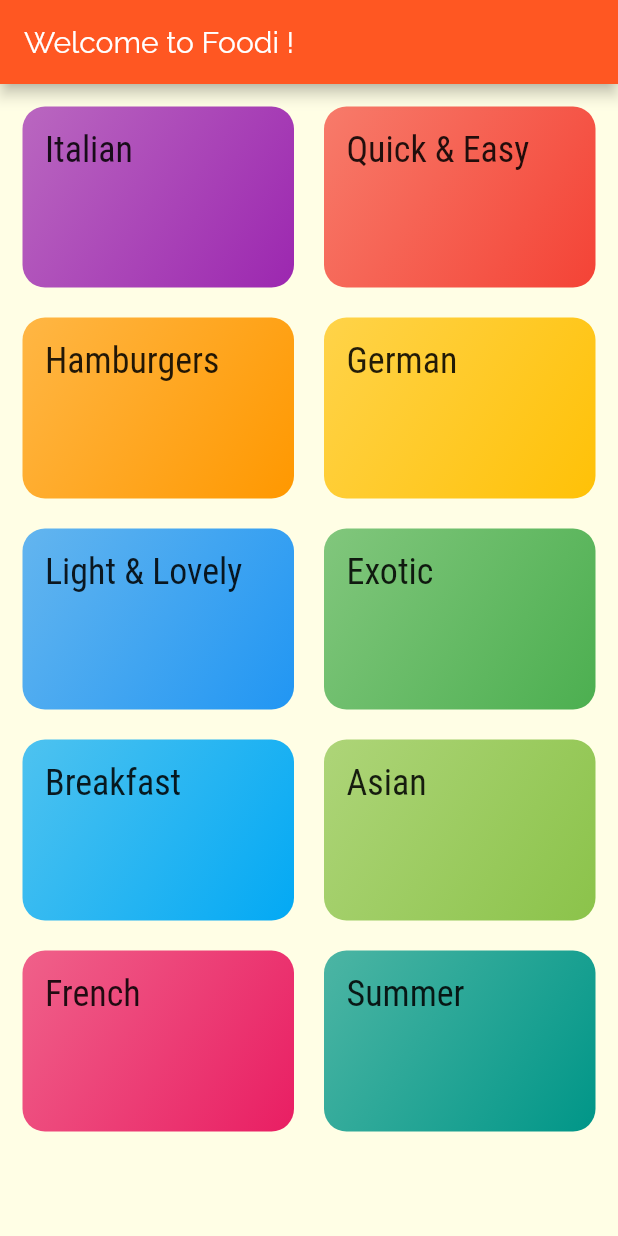
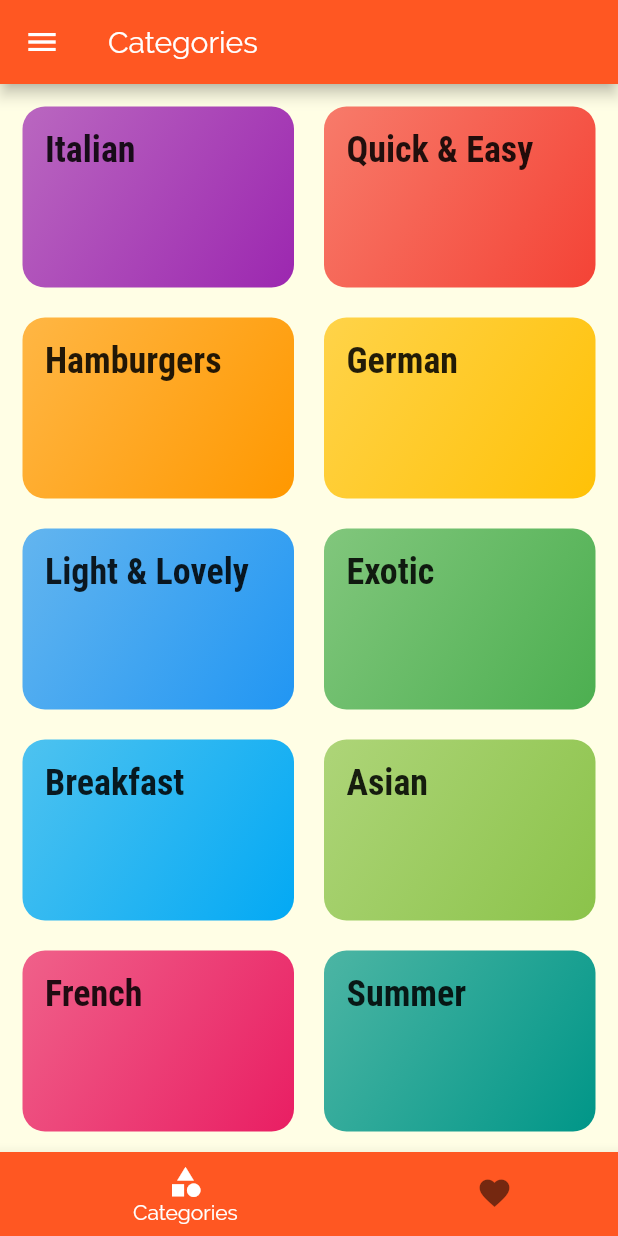
Before and after one commit to lighttt/FoodiApp, a Flutter app: the screen it shows after launch, on a phone screen of 412 x 824 dp. Run offline on Flutter 3.47's test engine with Material 2 defaults, Android fonts, the phone set to English and light mode, and no system bars.

Commit message:
Made meal detail screen and navigation with bottom bar, tab bar, drawer

```diff
--- a/lib/main.dart
+++ b/lib/main.dart
@@ -1,7 +1,10 @@
 import 'package:flutter/material.dart';
+import 'package:foodi_app/screens/bottom_bar_screen.dart';
 import 'package:foodi_app/screens/category_meal_screen.dart';
 import 'package:foodi_app/screens/category_overview_screen.dart';
+import 'package:foodi_app/screens/filter_screen.dart';
 import 'package:foodi_app/screens/meal_details_screen.dart';
+import 'package:foodi_app/screens/tab_view_screen.dart';
 
 void main() => runApp(MyApp());
 
@@ -22,13 +25,18 @@ class MyApp extends StatelessWidget {
               body2: TextStyle(
                 color: Color.fromRGBO(20, 51, 51, 1),
               ),
-              title: TextStyle(fontSize: 24, fontFamily: 'Roboto'),
+              title: TextStyle(
+                  fontSize: 24,
+                  fontFamily: 'Roboto',
+                  fontWeight: FontWeight.bold),
             ),
       ),
-      home: CategoryOverviewScreen(),
+      home: BottomBarScreen(),
       routes: {
         CategoryMealScreen.routeName: (ctx) => CategoryMealScreen(),
         MealDetailScreen.routeName: (ctx) => MealDetailScreen(),
+        BottomBarScreen.routeName: (ctx) => BottomBarScreen(),
+        FilterScreen.routeName: (ctx) => FilterScreen(),
       },
       onUnknownRoute: (settings) {
         return MaterialPageRoute(builder: (ctx) => CategoryOverviewScreen());
--- /dev/null
+++ b/lib/screens/bottom_bar_screen.dart
@@ -0,0 +1,58 @@
+import 'package:flutter/material.dart';
+import 'package:foodi_app/screens/category_overview_screen.dart';
+import 'package:foodi_app/screens/favourites_screen.dart';
+import 'package:foodi_app/widgets/main_drawer.dart';
+
+class BottomBarScreen extends StatefulWidget {
+  static const String routeName = '/bottom_bar_screen';
+
+  @override
+  _BottomBarScreenState createState() => _BottomBarScreenState();
+}
+
+class _BottomBarScreenState extends State<BottomBarScreen> {
+  final List<Map<String, Object>> _pages = [
+    {'page': CategoryOverviewScreen(), 'title': "Categories"},
+    {
+      'page': FavouritesScreen(),
+      'title': "Favourites",
+    }
+  ];
+
+  int _selectedPageIndex = 0;
+
+  void _selectPage(int index) {
+    setState(() {
+      _selectedPageIndex = index;
+    });
+  }
+
+  @override
+  Widget build(BuildContext context) {
+    return Scaffold(
+      appBar: AppBar(
+        title: Text(_pages[_selectedPageIndex]['title']),
+      ),
+      drawer: MainDrawer(),
+      body: _pages[_selectedPageIndex]['page'],
+      bottomNavigationBar: BottomNavigationBar(
+        onTap: _selectPage,
+        currentIndex: _selectedPageIndex,
+        backgroundColor: Theme.of(context).primaryColor,
+        selectedItemColor: Colors.white,
+        unselectedItemColor: Colors.black54,
+        type: BottomNavigationBarType.shifting,
+        items: <BottomNavigationBarItem>[
+          BottomNavigationBarItem(
+              backgroundColor: Theme.of(context).primaryColor,
+              icon: Icon(Icons.category),
+              title: Text('Categories')),
+          BottomNavigationBarItem(
+              backgroundColor: Theme.of(context).primaryColor,
+              icon: Icon(Icons.favorite),
+              title: Text('Favourites')),
+        ],
+      ),
+    );
+  }
+}
--- a/lib/screens/category_overview_screen.dart
+++ b/lib/screens/category_overview_screen.dart
@@ -5,11 +5,7 @@ import 'package:foodi_app/dummy_data.dart';
 class CategoryOverviewScreen extends StatelessWidget {
   @override
   Widget build(BuildContext context) {
-    return Scaffold(
-      appBar: AppBar(
-        title: const Text('Welcome to Foodi !'),
-      ),
-      body: GridView(
+    return GridView(
       padding: const EdgeInsets.all(15),
       children: DUMMY_CATEGORIES.map((catData) {
         return CategoryItem(catData.id, catData.title, catData.color);
@@ -20,7 +16,6 @@ class CategoryOverviewScreen extends StatelessWidget {
         crossAxisSpacing: 20,
         mainAxisSpacing: 20,
       ),
-      ),
     );
   }
 }
--- a/lib/widgets/meal_item.dart
+++ b/lib/widgets/meal_item.dart
@@ -51,7 +51,7 @@ class MealItem extends StatelessWidget {
   }
 
   void _selectedMeal(BuildContext ctx) {
-    Navigator.pushNamed(ctx, MealDetailScreen.routeName);
+    Navigator.pushNamed(ctx, MealDetailScreen.routeName, arguments: id);
   }
 
   @override
```
Also changed, not shown: lib/screens/favourites_screen.dart (added, +8 -0 lines), lib/screens/filter_screen.dart (added, +16 -0 lines), lib/screens/meal_details_screen.dart (+80 -1 lines), lib/screens/tab_view_screen.dart (added, +42 -0 lines), lib/widgets/main_drawer.dart (added, +60 -0 lines). Lines whose indentation alone changed are shown as unchanged.
